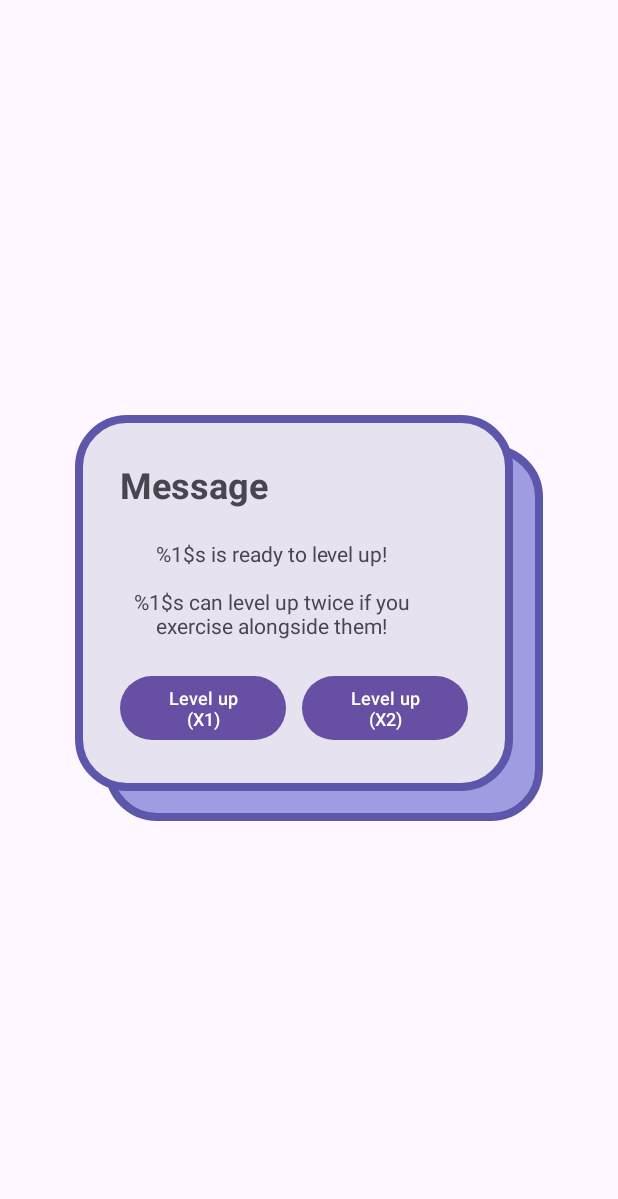
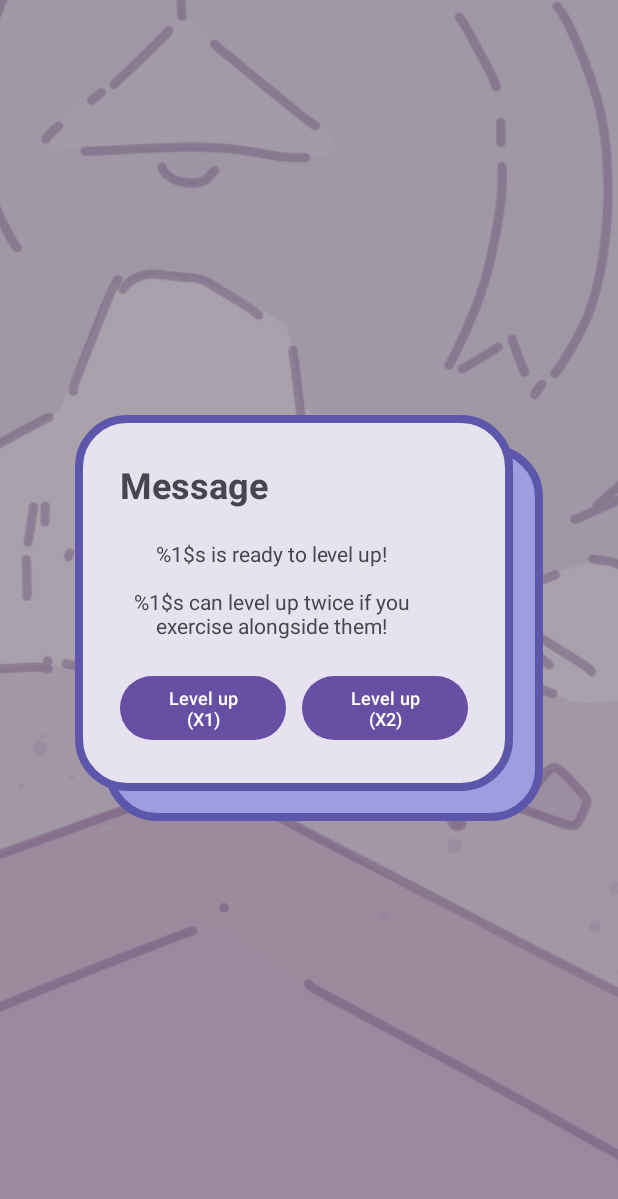
Before and after one commit to mauries-lopez/PomoPet, an Android app built with Jetpack Compose: the layout activity_pet_level_up.xml on its own in the app's theme, with its tools: preview values and no code run, on a phone screen of 412 x 824 dp. Shown: the top 1199 px of the screen. Run offline under Robolectric (Android 15) with nearby library versions, the phone set to English and light mode, and no system bars.

Commit message:
feat: add background to the level up message

```diff
--- a/Machine Project Development/app/src/main/res/layout/activity_pet_level_up.xml
+++ b/Machine Project Development/app/src/main/res/layout/activity_pet_level_up.xml
@@ -4,6 +4,19 @@
     xmlns:tools="http://schemas.android.com/tools"
     android:layout_width="match_parent"
     android:layout_height="match_parent">
+
+    <ImageView
+        android:id="@+id/background_iv"
+        android:layout_width="0dp"
+        android:layout_height="0dp"
+        android:scaleType="centerCrop"
+        android:tint="#55050505"
+        app:layout_constraintBottom_toBottomOf="parent"
+        app:layout_constraintEnd_toEndOf="parent"
+        app:layout_constraintStart_toStartOf="parent"
+        app:layout_constraintTop_toTopOf="parent"
+        app:srcCompat="@drawable/pet_screen_bg"
+        tools:srcCompat="@drawable/pet_screen_bg" />
 
     <LinearLayout
         android:layout_width="0dp"
```
